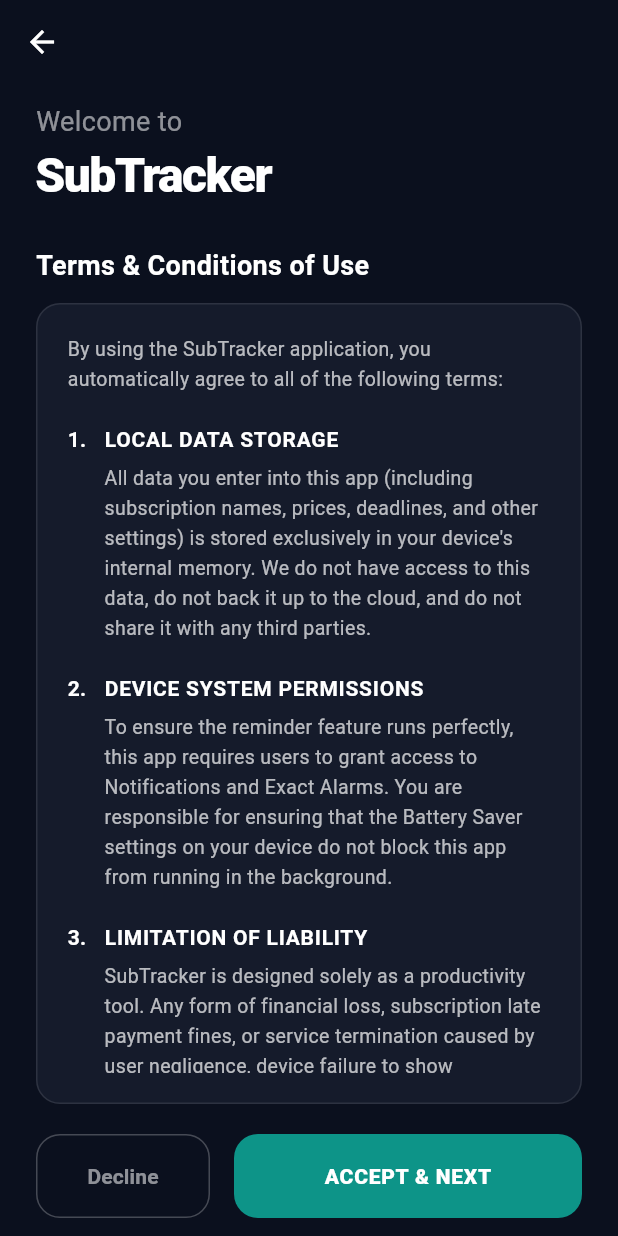
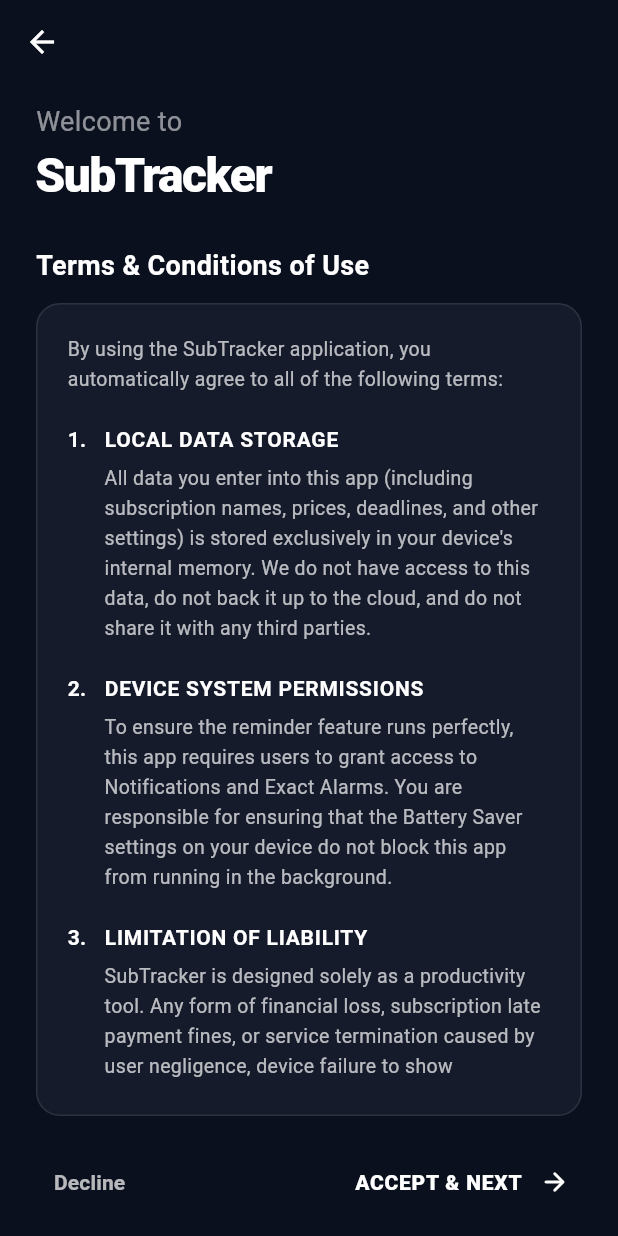
Before and after one commit to sofyan-vb/SubTracker, a Flutter app: the TermsScreen screen opened directly, on a phone screen of 412 x 824 dp. Run offline on Flutter 3.47's test engine with Material 3 defaults, Android fonts, the phone set to English and light mode, and no system bars; our stand-ins replace file_picker, fl_chart, flutter_local_notifications, flutter_timezone, share_plus, shared_preferences and 1 more; accounts and stored records are empty.

Commit message:
Menambahkan animasi pada tombol dan memperbaiki tampilan di layar splash dan terms

```diff
--- a/lib/screens/terms_screen.dart
+++ b/lib/screens/terms_screen.dart
@@ -12,8 +12,23 @@
   State<TermsScreen> createState() => _TermsScreenState();
 }
 
-class _TermsScreenState extends State<TermsScreen> {
+class _TermsScreenState extends State<TermsScreen> with TickerProviderStateMixin {
   bool _isLoading = false;
+  late AnimationController _arrowCtrl;
+  late Animation<double> _arrowSlide;
+
+  @override
+  void initState() {
+    super.initState();
+    _arrowCtrl = AnimationController(vsync: this, duration: const Duration(milliseconds: 1200))..repeat();
+    _arrowSlide = Tween<double>(begin: 0.0, end: 6.0).animate(CurvedAnimation(parent: _arrowCtrl, curve: Curves.easeInOut));
+  }
+
+  @override
+  void dispose() {
+    _arrowCtrl.dispose();
+    super.dispose();
+  }
 
   Future<void> _acceptTerms(BuildContext context) async {
     setState(() => _isLoading = true);
@@ -135,30 +150,32 @@
               const SizedBox(height: 20),
 
               Row(
+                mainAxisAlignment: MainAxisAlignment.spaceBetween,
                 children: [
-                  Expanded(
-                    flex: 1,
-                    child: OutlinedButton(
-                      style: OutlinedButton.styleFrom(
-                        padding: const EdgeInsets.symmetric(vertical: 18),
-                        side: const BorderSide(color: Colors.white24),
-                        shape: RoundedRectangleBorder(borderRadius: BorderRadius.circular(16)),
-                      ),
-                      onPressed: _isLoading ? null : _declineTerms,
-                      child: Text(tr('Tolak', 'Decline'), style: const TextStyle(color: Colors.white54, fontWeight: FontWeight.bold)),
-                    ),
+                  TextButton(
+                    onPressed: _isLoading ? null : _declineTerms,
+                    child: Text(tr('Tolak', 'Decline'), style: const TextStyle(color: Colors.white70, fontWeight: FontWeight.bold)),
                   ),
-                  const SizedBox(width: 16),
-                  Expanded(
-                    flex: 2,
-                    child: ElevatedButton(
-                      style: ElevatedButton.styleFrom(
-                        backgroundColor: const Color(0xFF0D9488), padding: const EdgeInsets.symmetric(vertical: 18),
-                        elevation: 0, shape: RoundedRectangleBorder(borderRadius: BorderRadius.circular(16)),
-                      ),
-                      onPressed: _isLoading ? null : () => _acceptTerms(context),
-                      child: Text(tr('TERIMA & LANJUT', 'ACCEPT & NEXT'), style: const TextStyle(color: Colors.white, fontWeight: FontWeight.w900, letterSpacing: 0.5)),
-                    ),
+                  TextButton(
+                    onPressed: _isLoading ? null : () => _acceptTerms(context),
+                    child: _isLoading
+                        ? const Padding(padding: EdgeInsets.only(top: 4.0), child: WavyDotsProgressIndicator(color: Colors.white, dotSize: 5.0))
+                        : Row(
+                            mainAxisSize: MainAxisSize.min,
+                            children: [
+                              Text(tr('TERIMA & LANJUT', 'ACCEPT & NEXT'), style: const TextStyle(color: Colors.white, fontWeight: FontWeight.w900, letterSpacing: 0.5)),
+                              const SizedBox(width: 8),
+                              AnimatedBuilder(
+                                animation: _arrowSlide,
+                                builder: (context, child) {
+                                  return Transform.translate(
+                                    offset: Offset(_arrowSlide.value, 0),
+                                    child: const Icon(Icons.arrow_forward_rounded, color: Colors.white, size: 20),
+                                  );
+                                },
+                              ),
+                            ],
+                          ),
                   ),
                 ],
               ),
```
Also changed, not shown: lib/screens/add_screen.dart (+29 -2 lines), lib/screens/dashboard_screen.dart (+16 -4 lines), lib/screens/splash_screen.dart (+52 -69 lines).
